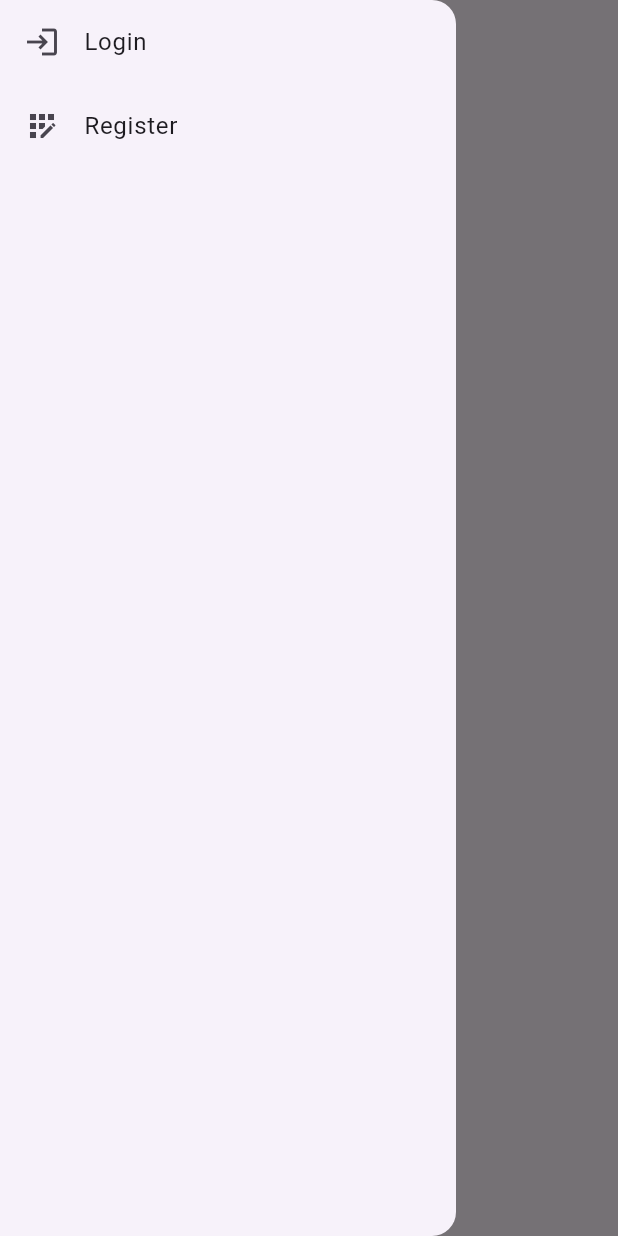
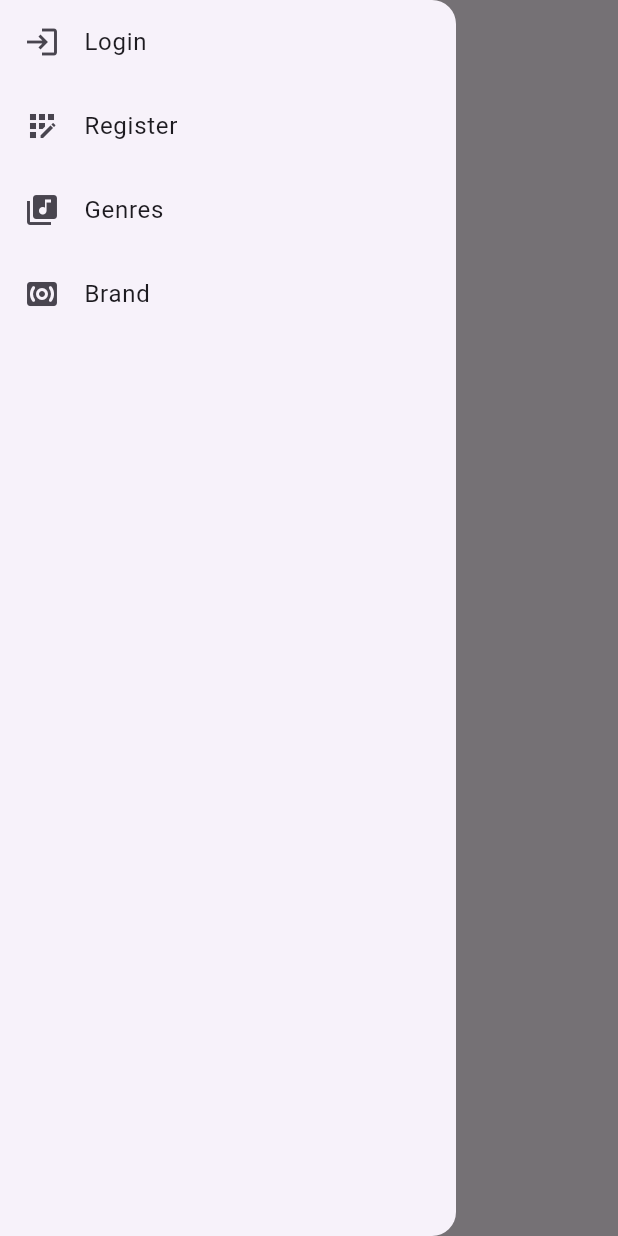
Before and after one commit to dhivyasreekr/beatz_wave, a Flutter app: the screen it shows after launch, with the side drawer open, on a phone screen of 412 x 824 dp. Run offline on Flutter 3.47's test engine with Material 3 defaults, Android fonts, the phone set to English and light mode, and no system bars; our stand-ins replace audioplayers, device_info_plus, dio, flutter_secure_storage.

Commit message:
Update HomeScreen.dart

```diff
--- a/lib/screens/HomeScreen.dart
+++ b/lib/screens/HomeScreen.dart
@@ -6,6 +6,8 @@ import 'package:provider/provider.dart';
 
 import '../services/Auth.dart';
 
+import 'BrandScreen.dart';
+import 'GenreScreen.dart';
 import 'auth/LoginScreen.dart';
 import 'auth/RegisterScreen.dart';
 
@@ -55,7 +57,7 @@ class _HomeScreenState extends State<HomeScreen> {
       appBar: AppBar(
         title: Text(widget.title),
       ),
-      body: Center(child: Text('Home Screen')),
+      body: Center(child: Text('Beatz Wave')),
       drawer: Drawer(
         child: Consumer<Auth>(
           builder: (context, auth, child) {
@@ -77,13 +79,29 @@ class _HomeScreenState extends State<HomeScreen> {
                       leading: Icon(Icons.app_registration),
                       onTap: () {
                         //Handle logout logic
-                        Navigator.pop(context);
-                        Navigator.push(
-                          context,
+                        Navigator.of(context).push(
                           MaterialPageRoute(builder: (context) => RegisterScreen(title: 'Register')),
                         );
                       },
                     ),
+                    ListTile(
+                      title: Text('Genres'),
+                      leading: Icon(Icons.my_library_music),
+                      onTap: () {
+                        Navigator.of(context).push(
+                          MaterialPageRoute(builder: (context) => GenreScreen(title: 'GenreScreen')),
+                        );
+                      },
+                    ),
+                    ListTile(
+                      title: Text('Brand'),
+                      leading: Icon(Icons.surround_sound_rounded),
+                      onTap: () {
+                        Navigator.of(context).push(
+                          MaterialPageRoute(builder: (context) => BrandScreen(title: 'BrandScreen')),
+                        );
+                      },
+                    )
                   ]
               );
             }
```
